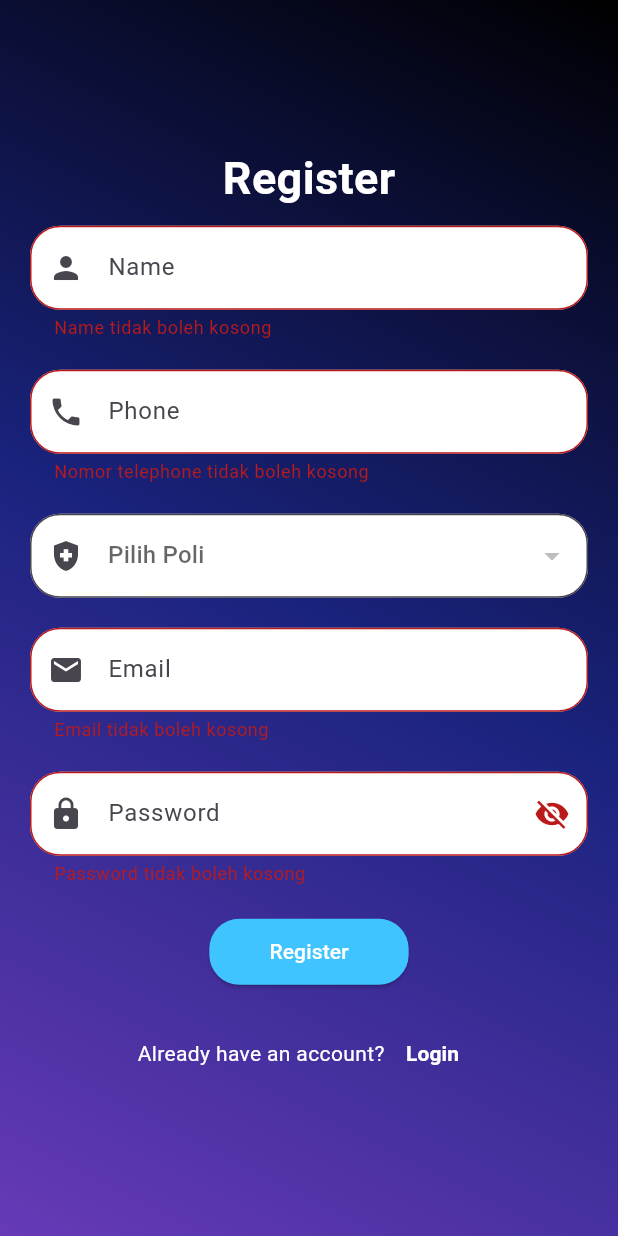
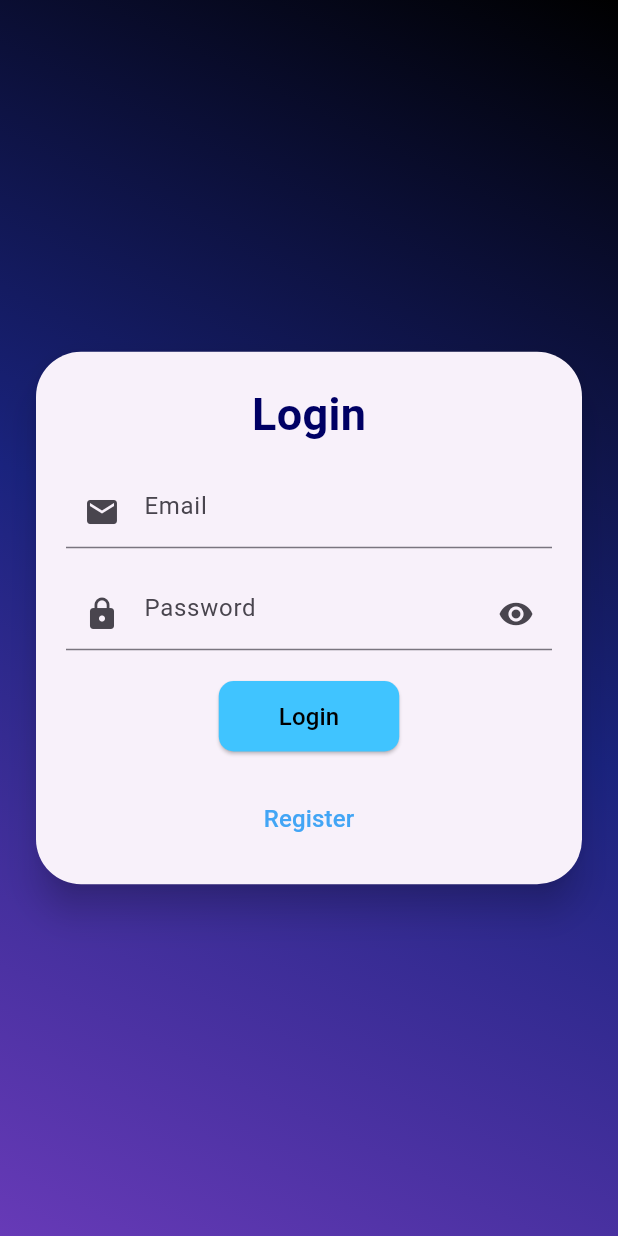
Before and after one commit to ShinDSR/007_Aplikasi-manajemen-jadwal-kerja-dokter, a Flutter app: the Register screen opened directly, after a tap on "Register", after a tap on "Login", on a phone screen of 412 x 824 dp. Run offline on Flutter 3.47's test engine with Material 2 defaults, Android fonts, the phone set to English and light mode, and no system bars; our stand-ins replace cloud_firestore, firebase_auth; accounts and stored records are empty.

Commit message:
Add login view

```diff
--- /dev/null
+++ b/lib/view/log/login.dart
@@ -0,0 +1,214 @@
+import 'package:flutter/material.dart';
+import 'package:jadwal_piket_dokter/view/log/register.dart';
+
+import '../../controller/user_controller.dart';
+import '../../model/user_model.dart';
+
+class Login extends StatefulWidget {
+  const Login({super.key});
+
+  @override
+  State<Login> createState() => _LoginState();
+}
+
+class _LoginState extends State<Login> {
+  bool _isObscure = true;
+  final form = GlobalKey<FormState>();
+  final userCr = UserController();
+  String? email;
+  String? password;
+
+  @override
+  Widget build(BuildContext context) {
+    return Scaffold(
+      body: Container(
+        decoration: BoxDecoration(
+          gradient: LinearGradient(
+            begin: Alignment.topRight,
+            end: Alignment.bottomLeft,
+            colors: [
+              Color(0xFF000000),
+              Color(0xFF1A237E),
+              Color(0xFF673AB7),
+            ],
+          ),
+        ),
+        child: SafeArea(
+          child: Padding(
+            padding: const EdgeInsets.symmetric(horizontal: 20),
+            child: Form(
+              key: form,
+              child: Column(
+                mainAxisAlignment: MainAxisAlignment.center,
+                children: [
+                  Card(
+                    shape: RoundedRectangleBorder(
+                      borderRadius: BorderRadius.circular(30),
+                    ),
+                    elevation: 10, // Tinggi bayangan
+                    shadowColor:
+                        Colors.black.withOpacity(0.9), // Warna bayangan
+                    child: Padding(
+                      padding: const EdgeInsets.all(20),
+                      child: Column(
+                        children: [
+                          Text(
+                            'Login',
+                            style: TextStyle(
+                              fontSize: 30,
+                              fontWeight: FontWeight.bold,
+                              color: Colors.black.withBlue(100),
+                            ),
+                          ),
+                          const SizedBox(height: 20),
+                          TextFormField(
+                            decoration: InputDecoration(
+                              hintText: 'Email',
+                              prefixIcon: Icon(
+                                Icons.email,
+                              ),
+                            ),
+                            onChanged: (value) {
+                              setState(() {
+                                email = value;
+                              });
+                            },
+                            validator: (value) {
+                              if (value!.isEmpty) {
+                                return 'Email tidak boleh kosong';
+                              } else if (!value.contains('@')) {
+                                return 'Email harus mengandung @';
+                              } else {
+                                return null;
+                              }
+                            },
+                          ),
+                          const SizedBox(height: 20),
+                          TextFormField(
+                            obscureText: _isObscure,
+                            decoration: InputDecoration(
+                              hintText: 'Password',
+                              prefixIcon: Icon(
+                                Icons.lock,
+                              ),
+                              suffixIcon: IconButton(
+                                onPressed: () {
+                                  setState(() {
+                                    _isObscure = !_isObscure;
+                                  });
+                                },
+                                icon: Icon(
+                                  _isObscure
+                                      ? Icons.visibility
+                                      : Icons.visibility_off,
+                                ),
+                              ),
+                            ),
+                            onChanged: (value) {
+                              setState(() {
+                                password = value;
+                              });
+                            },
+                            validator: (value) {
+                              if (value!.isEmpty) {
+                                return 'Password tidak boleh kosong';
+                              } else if (value.length < 6) {
+                                return 'Password minimal 6 karakter';
+                              } else {
+                                return null;
+                              }
+                            },
+                          ),
+                          const SizedBox(height: 20),
+                          ElevatedButton(
+                            onPressed: () async {
+                              if (form.currentState!.validate()) {
+                                UserModel? user =
+                                    await userCr.signInWithEmailAndPassword(
+                                  email!,
+                                  password!,
+                                );
+                                if (user != null) {
+                                  // if (user.role == 'admin') {
+                                  //   Navigator.pushReplacement(
+                                  //     context,
+                                  //     MaterialPageRoute(
+                                  //       builder: (context) => const HomeAdmin(),
+                                  //     ),
+                                  //   );
+                                  // }else{
+                                  //   Navigator.pushReplacement(
+                                  //     context,
+                                  //     MaterialPageRoute(
+                                  //       builder: (context) => const HomeUser(),
+                                  //     ),
+                                  //   );
+                                  // }
+                                  ScaffoldMessenger.of(context).showSnackBar(
+                                    SnackBar(
+                                      content:
+                                          Text('Selamat Datang ${user.name}'),
+                                      backgroundColor: Colors.green,
+                                      duration: const Duration(seconds: 3),
+                                    ),
+                                  );
+                                } else {
+                                  ScaffoldMessenger.of(context).showSnackBar(
+                                    const SnackBar(
+                                      content: Text(
+                                        'Email atau Password yang anda masukkan salah',
+                                      ),
+                                      backgroundColor: Colors.red,
+                                      duration: Duration(seconds: 3),
+                                    ),
+                                  );
+                                }
+                              }
+                            },
+                            child: const Text(
+                              'Login',
+                              style:
+                                  TextStyle(fontSize: 16, color: Colors.black),
+                            ),
+                            style: ElevatedButton.styleFrom(
+                              primary: Colors.lightBlueAccent,
+                              padding: const EdgeInsets.symmetric(
+                                  horizontal: 40, vertical: 12),
+                              shape: RoundedRectangleBorder(
+                                borderRadius: BorderRadius.circular(10),
+                              ),
+                            ),
+                          ),
+                          const SizedBox(height: 20),
+                          TextButton(
+                            onPressed: () {
+                              Navigator.pushReplacement(
+                                context,
+                                MaterialPageRoute(
+                                  builder: (context) => Register(),
+                                ),
+                              );
+                            },
+                            child: const Text(
+                              'Register',
+                              style: TextStyle(fontSize: 16),
+                            ),
+                            style: TextButton.styleFrom(
+                              primary: Colors.blue.shade400,
+                              padding: const EdgeInsets.symmetric(
+                                  horizontal: 40, vertical: 12),
+                            ),
+                          ),
+                        ],
+                      ),
+                    ),
+                  ),
+                ],
+              ),
+            ),
+          ),
+        ),
+      ),
+    );
+  }
+}
--- a/lib/view/log/register.dart
+++ b/lib/view/log/register.dart
@@ -1,4 +1,5 @@
 import 'package:flutter/material.dart';
+import 'package:jadwal_piket_dokter/view/log/login.dart';
 
 import '../../controller/user_controller.dart';
 import '../../model/user_model.dart';
@@ -224,12 +225,12 @@ class _RegisterState extends State<Register> {
                                   actions: [
                                     TextButton(
                                       onPressed: () {
-                                        // Navigator.pushReplacement(
-                                        //   context,
-                                        //   MaterialPageRoute(
-                                        //     builder: (context) => const Login(),
-                                        //   ),
-                                        // );
+                                        Navigator.pushReplacement(
+                                          context,
+                                          MaterialPageRoute(
+                                            builder: (context) => const Login(),
+                                          ),
+                                        );
                                       },
                                       child: const Text('OK'),
                                     ),
@@ -284,12 +285,12 @@ class _RegisterState extends State<Register> {
                         ),
                         TextButton(
                           onPressed: () {
-                            // Navigator.push(
-                            //   context,
-                            //   MaterialPageRoute(
-                            //     builder: (context) => const Login(),
-                            //   ),
-                            // );
+                            Navigator.push(
+                              context,
+                              MaterialPageRoute(
+                                builder: (context) => const Login(),
+                              ),
+                            );
                           },
                           child: const Text(
                             'Login',
```
